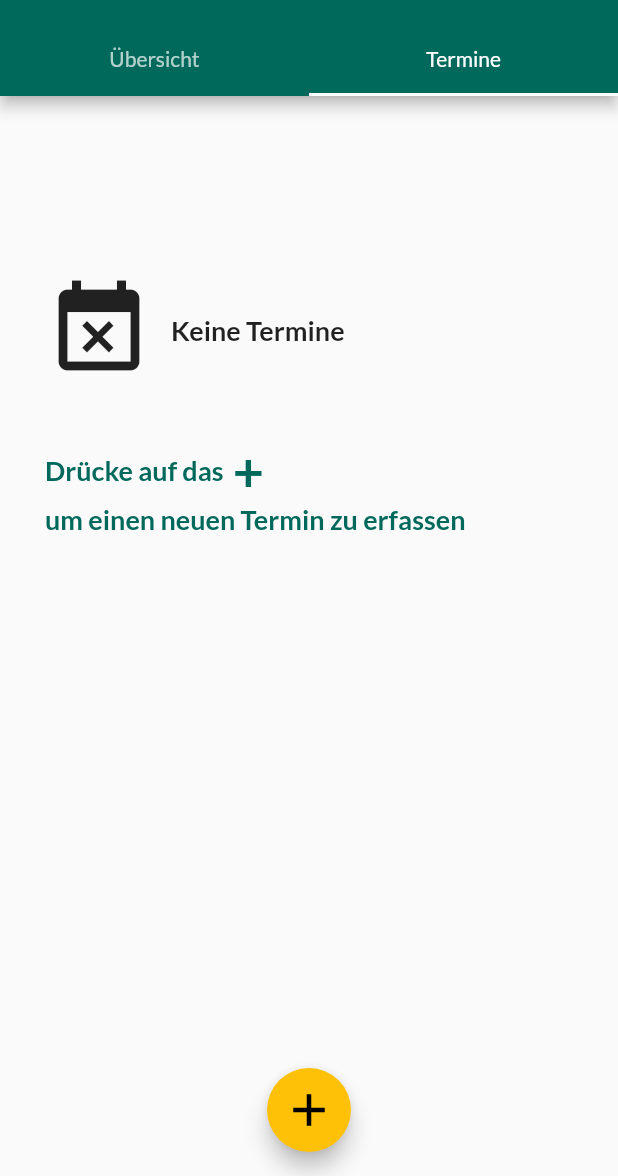
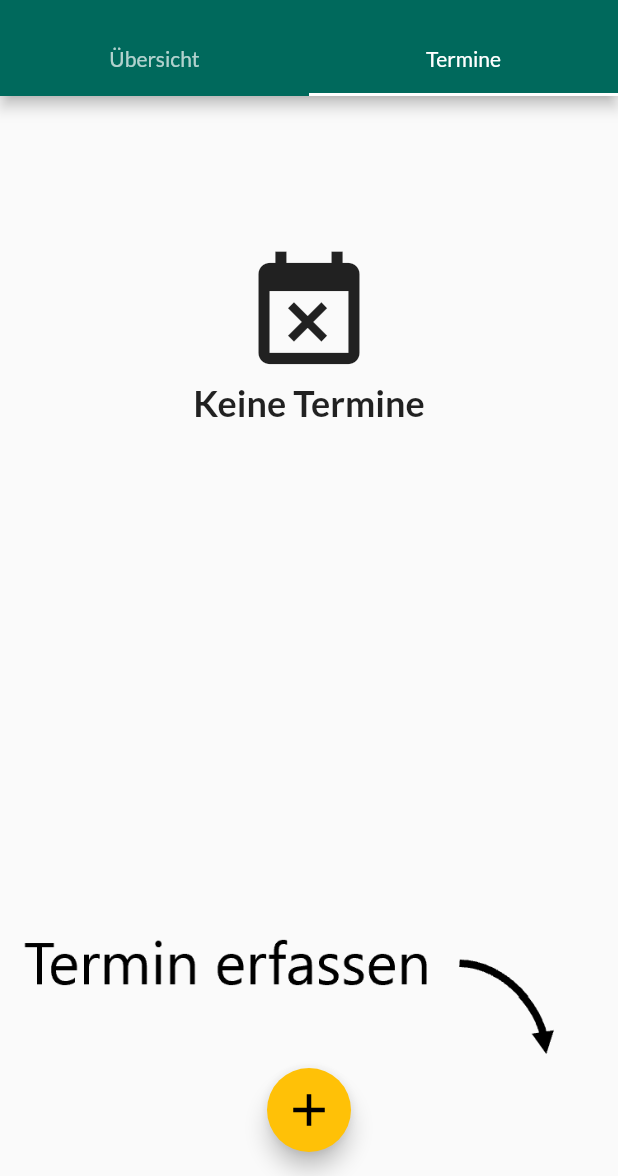
Before and after one commit to schmt5/papp, a Flutter app: the HomeScreen screen opened by its route, tab 2 chosen, on a phone screen of 412 x 824 dp, the part 60-1236 px from its top. Run offline on Flutter 3.47's test engine with Material 2 defaults, Android fonts, the phone set to English and light mode, and no system bars; drawn by our look-alikes of flutter_speed_dial; our stand-ins replace flare_flutter, shared_preferences, sqflite; missing offline and left inert: barcode_scan, flare_dart; accounts and stored records are empty.

Commit message:
add color Flags to AppointmentOverview

```diff
--- a/papp/lib/screens/appointment_overview_screen.dart
+++ b/papp/lib/screens/appointment_overview_screen.dart
@@ -14,18 +14,16 @@ class AppointmentOverviewScreen extends StatelessWidget {
         return Consumer<Appointments>(
           builder: (ctx, data, child) => data.upcomingItems.length == 0
               ? Column(
+                  mainAxisSize: MainAxisSize.max,
                   children: <Widget>[
                     SizedBox(
-                      height: 120,
+                      height: 100,
                     ),
-                    Row(
+                    Column(
                       children: <Widget>[
-                        Padding(
-                          padding: const EdgeInsets.only(left: 30),
-                          child: Icon(
-                            Icons.event_busy,
-                            size: 72,
-                          ),
+                        Icon(
+                          Icons.event_busy,
+                          size: 90,
                         ),
                         SizedBox(
                           width: 12,
@@ -33,55 +31,16 @@ class AppointmentOverviewScreen extends StatelessWidget {
                         Text(
                           'Keine Termine',
                           style: TextStyle(
-                            fontSize: 18,
+                            fontSize: 24,
                             fontWeight: FontWeight.w600,
                           ),
                         ),
                       ],
                     ),
-                    SizedBox(
-                      height: 36,
-                    ),
-                    Row(
-                      children: <Widget>[
-                        Padding(
-                          padding: const EdgeInsets.only(left: 30),
-                          child: Text(
-                            'Drücke auf das',
-                            style: TextStyle(
-                              fontSize: 18,
-                              fontWeight: FontWeight.w600,
-                              color: Theme.of(context).primaryColor,
-                            ),
-                          ),
-                        ),
-                        SizedBox(
-                          width: 6,
-                        ),
-                        Text(
-                          '+',
-                          style: TextStyle(
-                            fontSize: 36,
-                            fontWeight: FontWeight.w600,
-                            color: Theme.of(context).primaryColor,
-                          ),
-                        ),
-                      ],
-                    ),
-                    Row(
-                      children: <Widget>[
-                        Padding(
-                          padding: const EdgeInsets.only(left: 30),
-                          child: Text(
-                            'um einen neuen Termin zu erfassen',
-                            style: TextStyle(
-                              fontSize: 18,
-                              fontWeight: FontWeight.w600,
-                              color: Theme.of(context).primaryColor,
-                            ),
-                          ),
-                        ),
-                      ],
+                    Spacer(),
+                    Container(
+                      padding: EdgeInsets.only(left: 12, right: 35, bottom: 75),
+                      child: Image.asset('assets/images/termin_erfassen.png', fit: BoxFit.contain,),
                     ),
                   ],
                 )
--- a/papp/lib/screens/home_screen.dart
+++ b/papp/lib/screens/home_screen.dart
@@ -51,25 +51,32 @@ class _HomeScreenState extends State<HomeScreen>
         animatedIconTheme: IconThemeData(size: 36),
         children: [
           SpeedDialChild(
-            backgroundColor: Colors.blue,
-            child: Icon(Icons.category),
+            backgroundColor: Colors.lightGreen[800],
+            child: Icon(
+              Icons.category,
+              color: Colors.white,
+            ),
             label: 'Therapie',
             onTap: () {
               Navigator.of(context).pushNamed(CreateTherapyScreen.routeName);
             },
           ),
           SpeedDialChild(
-            backgroundColor: Colors.green,
-            child: Icon(Icons.accessibility_new),
+            backgroundColor: Colors.indigo[800],
+            child: Icon(
+              Icons.accessibility_new,
+              color: Colors.white,
+            ),
             label: 'Übung',
             onTap: () {
               Navigator.of(context).pushNamed(CreateExerciseScreen.routeName);
             },
           ),
           SpeedDialChild(
-            backgroundColor: Colors.orange,
+            backgroundColor: Colors.pink[800],
             child: Icon(
               Icons.adjust,
+              color: Colors.white,
             ),
             label: 'Privater Termin',
             onTap: () {
--- a/papp/lib/screens/onboarding_screen.dart
+++ b/papp/lib/screens/onboarding_screen.dart
@@ -109,12 +109,13 @@ final List<Widget> introWidgets = [
             elevation: 4,
             child: Container(
               padding: EdgeInsets.symmetric(horizontal: 16),
+              height: 260,
               child: Teddy(),
             ),
           ),
         ),
         SizedBox(
-          height: 30,
+          height: 15,
         ),
         Text(
           'Hey 👋',
@@ -228,7 +229,7 @@ final List<Widget> introWidgets = [
     child: Column(
       children: <Widget>[
         SizedBox(
-          height: 75,
+          height: 25,
         ),
         Padding(
           padding: const EdgeInsets.symmetric(horizontal: 14),
@@ -344,7 +345,7 @@ final List<Widget> introWidgets = [
       crossAxisAlignment: CrossAxisAlignment.start,
       children: <Widget>[
         SizedBox(
-          height: 75,
+          height: 25,
         ),
         Padding(
           padding: const EdgeInsets.symmetric(
--- a/papp/lib/screens/user_screen.dart
+++ b/papp/lib/screens/user_screen.dart
@@ -44,10 +44,13 @@ class UserScreen extends StatelessWidget {
                   flexibleSpace: FlexibleSpaceBar(
                     title: Container(
                       color: Theme.of(context).primaryColor.withOpacity(0.7),
-                      width: 120,
-                      child: Text(
-                        'Mein Profil',
-                        textAlign: TextAlign.center,
+
+                      child: Padding(
+                        padding: const EdgeInsets.symmetric(horizontal: 12),
+                        child: Text(
+                          'Mein Profil',
+                          textAlign: TextAlign.center,
+                        ),
                       ),
                     ),
                     background: Consumer<Points>(
@@ -135,6 +138,7 @@ class UserScreen extends StatelessWidget {
                                           color: Colors.black,
                                           fontWeight: FontWeight.w600,
                                         ),
+                                        overflow: TextOverflow.ellipsis,
                                       )
                                     : Text(
                                         'Papp-Taler einlösen',
--- a/papp/lib/widgets/appointment_item.dart
+++ b/papp/lib/widgets/appointment_item.dart
@@ -10,6 +10,11 @@ import '../screens/congratulation_screen.dart';
 class AppointmentItem extends StatelessWidget {
   final AppointmentModel item;
   final categoryList = ['Therapie', 'Privat', 'Übung'];
+  final colorList = [
+    Colors.lightGreen[800],
+    Colors.pink[800],
+    Colors.indigo[800],
+  ];
 
   AppointmentItem(this.item);
 
@@ -42,7 +47,7 @@ class AppointmentItem extends StatelessWidget {
               child: Container(
                 width: 150,
                 decoration: BoxDecoration(
-                  color: Colors.teal[100],
+                  color: colorList[item.type.index],
                   borderRadius: BorderRadius.only(
                     topRight: Radius.circular(3),
                   ),
@@ -55,7 +60,7 @@ class AppointmentItem extends StatelessWidget {
                     child: Text(
                       categoryList[item.type.index],
                       style: TextStyle(
-                        //color: Colors.white,
+                        color: Colors.white,
                         fontWeight: FontWeight.w600,
                       ),
                     ),
--- a/papp/pubspec.yaml
+++ b/papp/pubspec.yaml
@@ -61,6 +61,7 @@ flutter:
    - assets/images/spitzbergen_map.png
    - assets/images/teddy_footprint.png
    - assets/images/papp_taler.png
+   - assets/images/termin_erfassen.png
 
   # An image asset can refer to one or more resolution-specific "variants", see
   # https://flutter.dev/assets-and-images/#resolution-aware.
```
Also changed, not shown: papp/assets/images/termin_erfassen.png (added).
